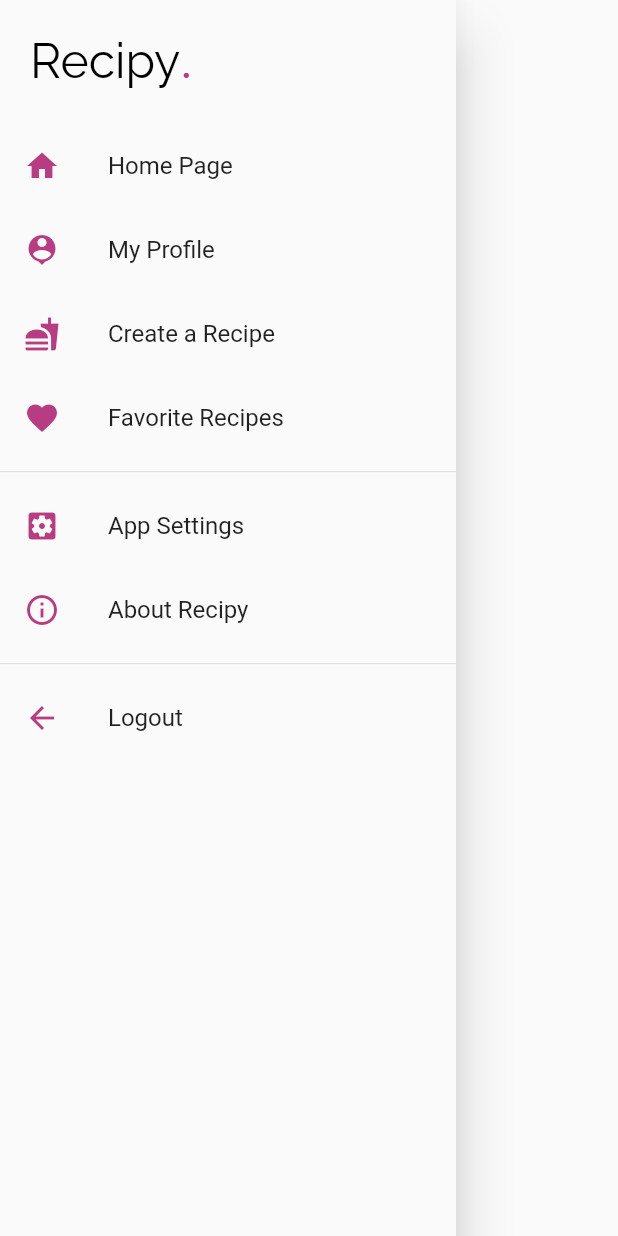
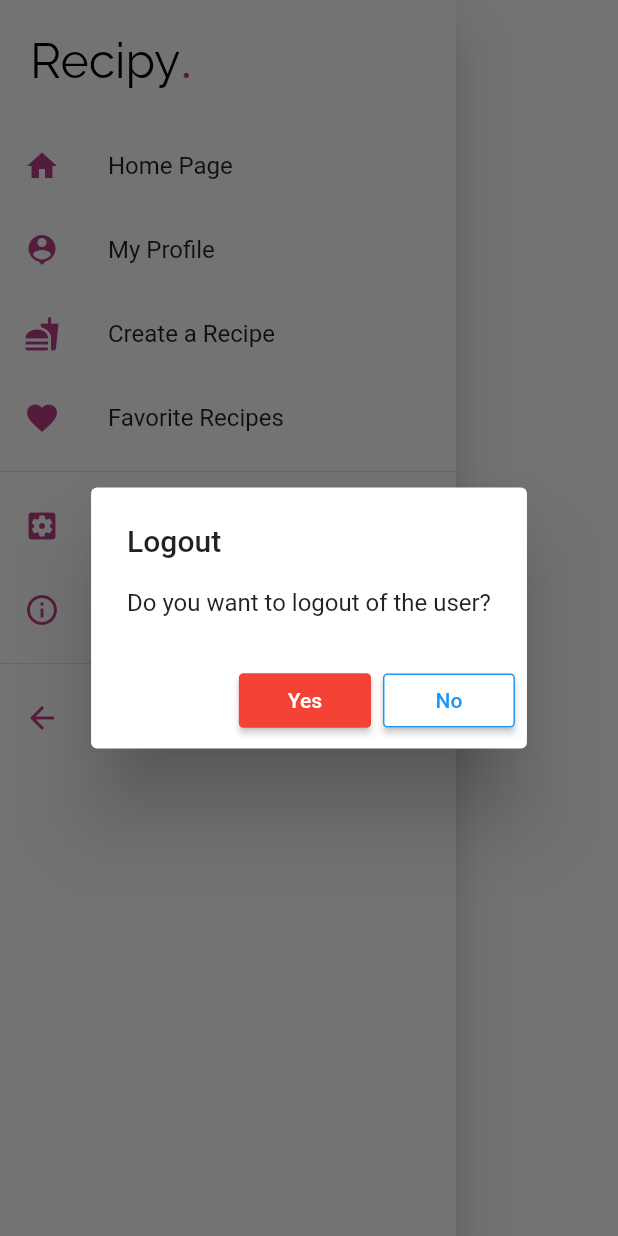
Before and after one commit to thealifaisal/Recipe-App, a Flutter app: the RecipeSideDrawer widget shown alone on an empty page, opened directly, after a tap on "Logout", on a phone screen of 412 x 824 dp. Run offline on Flutter 3.47's test engine with Material 2 defaults, Android fonts, the phone set to English and light mode, and no system bars; our stand-ins replace email_validator, google_fonts, image_picker, multi_select_flutter, shared_preferences; missing offline and left inert: textfield_tags; accounts and stored records are empty.

Commit message:
added-login-controller

```diff
--- a/Interfaces/Mobile-Flutter/recipe_app/lib/components/SideDrawer.dart
+++ b/Interfaces/Mobile-Flutter/recipe_app/lib/components/SideDrawer.dart
@@ -6,6 +6,8 @@ import 'package:recipe_app/components/RecipyLogo.dart';
 import 'package:recipe_app/views/favorite-page.dart';
 import 'package:recipe_app/views/create-recipe-page.dart';
 import 'package:recipe_app/views/home-page.dart';
+import 'package:shared_preferences/shared_preferences.dart';
+import 'package:recipe_app/controller/LoginController.dart';
 
 // ignore: must_be_immutable
 class RecipeSideDrawer extends StatelessWidget {
@@ -88,9 +90,7 @@ class RecipeSideDrawer extends StatelessWidget {
 
 
           RecipeDrawerTile(tileIcon: Icons.arrow_back_outlined, title: "Logout", onTap: (){
-
-
-
+            LoginController.LogoutUser(context);
           }),
 
         ],
--- /dev/null
+++ b/Interfaces/Mobile-Flutter/recipe_app/lib/controller/LoginController.dart
@@ -0,0 +1,50 @@
+
+import 'package:flutter/material.dart';
+import 'package:shared_preferences/shared_preferences.dart';
+
+class LoginController{
+  static void LogoutUser(BuildContext context){
+    showDialog(context: context, builder: (context)=>AlertDialog(
+      title: Text('Logout'),
+      content: Text('Do you want to logout of the user?'),
+      actions: [
+        MaterialButton(
+          onPressed: ()async{
+            // sets login flag in shared storage to 0
+            // so that on next start of app, the user will be directed
+            // to login page
+            SharedPreferences sp = await SharedPreferences.getInstance();
+            sp.setString("isLogin", "0");
+            Navigator.of(context).pushNamedAndRemoveUntil('login', (route) => false);
+          },
+          color: Colors.red,
+          shape: RoundedRectangleBorder(
+            borderRadius: BorderRadius.circular(3),
+            side: BorderSide(
+                color: Colors.red
+            ),
+          ),
+          child: Text(
+            'Yes',
+            style: TextStyle(
+              color: Colors.white,
+            ),
+          ),
+        ),
+        MaterialButton(
+          onPressed: (){
+            Navigator.of(context, rootNavigator: true).pop();
+          },
+          shape: RoundedRectangleBorder(
+            borderRadius: BorderRadius.circular(3),
+            side: BorderSide(
+                color: Colors.blue
+            ),
+          ),
+          color: Colors.white,
+          child: Text('No', style: TextStyle(color: Colors.blue),),
+        ),
+      ],
+    ));
+  }
+}
--- a/Interfaces/Mobile-Flutter/recipe_app/lib/main.dart
+++ b/Interfaces/Mobile-Flutter/recipe_app/lib/main.dart
@@ -21,7 +21,7 @@ class MyApp extends StatelessWidget {
       theme: ThemeData(
         primarySwatch: Colors.pink,
       ),
-      home: CreateRecipePage(),
+      home: SplashPage(),
       routes: {
         "splash": (context)=>SplashPage(),
         "login": (context)=>LoginPage(),
```
